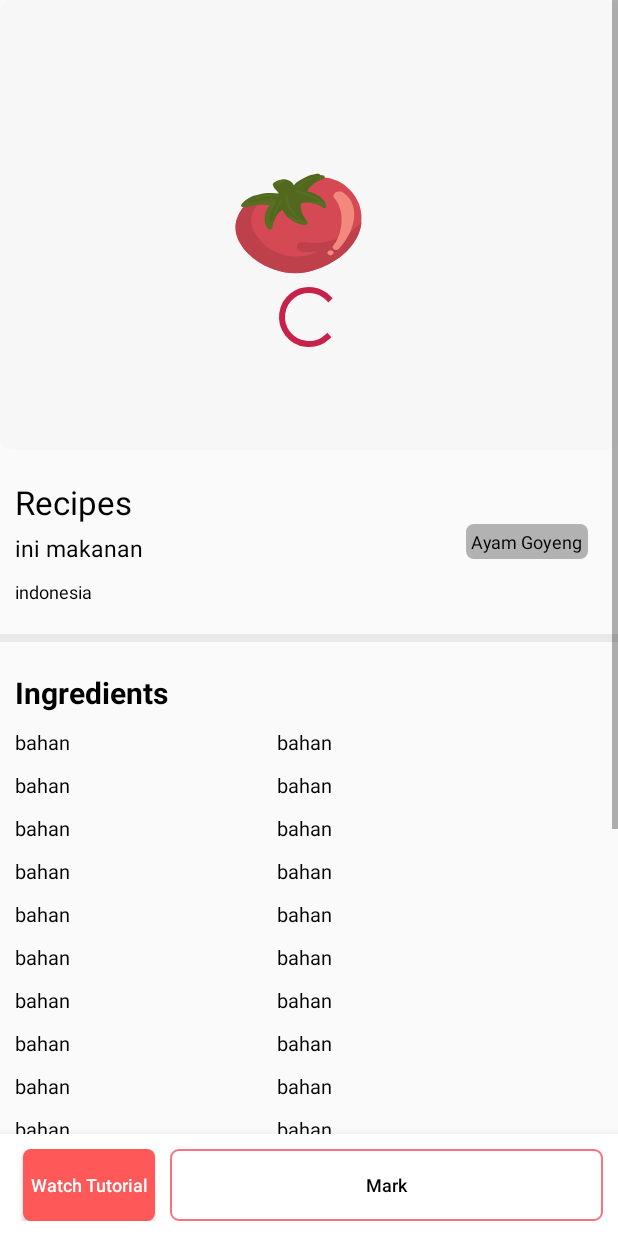
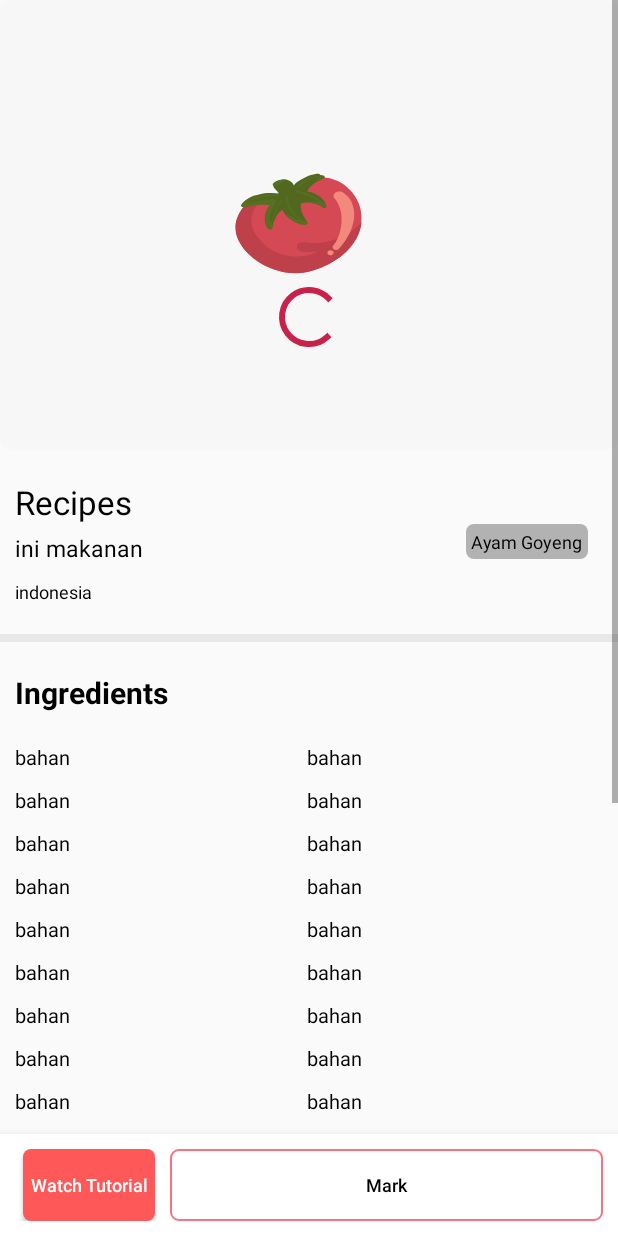
Before and after one commit to tomorisakura/ngerisepkuy, an Android app: the layout activity_popular.xml on its own in the app's theme, with its tools: preview values and no code run, on a phone screen of 412 x 824 dp. Run offline under Robolectric (Android 15) with nearby library versions, the phone set to English and light mode, and no system bars; plain views replace RoundRectView.

Commit message:
fix constraint in details and ingredient

```diff
--- a/app/src/main/java/com/grepi/ngerisep/view/ui/activity/SearchAdapter.kt
+++ b/app/src/main/java/com/grepi/ngerisep/view/ui/activity/SearchAdapter.kt
@@ -47,8 +47,9 @@ class SearchAdapter(var meal : ArrayList<Meal>) : RecyclerView.Adapter<SearchAda
         fun bind(m : Meal) {
             with(itemView) {
                 Glide.with(itemView.context).load(m.strMealThumb).placeholder(R.drawable.ic_tomat_placeholder_xx).into(food_img_search)
-                itemView.name_food_search.text = m.strMeal
-                itemView.setOnClickListener { onItemClickCallback?.onItemClicked(m) }
+                name_food_search.text = m.strMeal
+                category_food_search.text = m.strCategory
+                setOnClickListener { onItemClickCallback?.onItemClicked(m) }
             }
         }
     }
--- a/app/src/main/res/layout/activity_popular.xml
+++ b/app/src/main/res/layout/activity_popular.xml
@@ -23,8 +23,8 @@
                 app:layout_constraintEnd_toEndOf="parent"
                 app:layout_constraintStart_toStartOf="parent"
                 app:layout_constraintTop_toTopOf="parent"
-                app:shape_roundRect_topLeftRadius="30dp"
-                app:shape_roundRect_bottomRightRadius="30dp">
+                app:shape_roundRect_bottomRightRadius="30dp"
+                app:shape_roundRect_topLeftRadius="30dp">
 
                 <ImageView
                     android:id="@+id/img_dessert"
@@ -109,9 +109,11 @@
 
             <TextView
                 android:id="@+id/bahan_1"
-                android:layout_width="wrap_content"
+                android:layout_width="0dp"
                 android:layout_height="wrap_content"
-                android:layout_marginTop="10dp"
+                android:layout_marginTop="20dp"
+                android:layout_marginEnd="10dp"
+                android:singleLine="false"
                 android:textSize="13sp"
                 app:layout_constraintEnd_toStartOf="@+id/guideline"
                 app:layout_constraintHorizontal_bias="0.0"
@@ -121,23 +123,26 @@
 
             <TextView
                 android:id="@+id/bahan_2"
-                android:layout_width="wrap_content"
+                android:layout_width="0dp"
                 android:layout_height="wrap_content"
                 android:layout_marginTop="10dp"
+                android:layout_marginEnd="10dp"
+                android:singleLine="false"
                 android:textSize="13sp"
                 app:layout_constraintEnd_toStartOf="@+id/guideline"
-                app:layout_constraintHorizontal_bias="0.0"
                 app:layout_constraintStart_toStartOf="@+id/bahan_1"
                 app:layout_constraintTop_toBottomOf="@+id/bahan_1"
                 tools:text="bahan" />
 
             <TextView
                 android:id="@+id/bahan_3"
-                android:layout_width="wrap_content"
+                android:layout_width="0dp"
                 android:layout_height="wrap_content"
                 android:layout_marginTop="10dp"
+                android:layout_marginEnd="10dp"
+                android:singleLine="false"
                 android:textSize="13sp"
-                app:layout_constraintEnd_toStartOf="@+id/guideline"
+                app:layout_constraintEnd_toStartOf="@id/guideline"
                 app:layout_constraintHorizontal_bias="0.0"
                 app:layout_constraintStart_toStartOf="@+id/bahan_2"
                 app:layout_constraintTop_toBottomOf="@+id/bahan_2"
@@ -145,211 +150,222 @@
 
             <TextView
                 android:id="@+id/bahan_4"
-                android:layout_width="wrap_content"
+                android:layout_width="0dp"
                 android:layout_height="wrap_content"
                 android:layout_marginTop="10dp"
+                android:layout_marginEnd="10dp"
+                android:singleLine="false"
                 android:textSize="13sp"
-                app:layout_constraintEnd_toStartOf="@+id/guideline"
-                app:layout_constraintHorizontal_bias="0.0"
+                app:layout_constraintEnd_toStartOf="@id/guideline"
                 app:layout_constraintStart_toStartOf="@+id/bahan_3"
                 app:layout_constraintTop_toBottomOf="@+id/bahan_3"
                 tools:text="bahan" />
 
             <TextView
                 android:id="@+id/bahan_5"
-                android:layout_width="wrap_content"
+                android:layout_width="0dp"
                 android:layout_height="wrap_content"
                 android:layout_marginTop="10dp"
+                android:layout_marginEnd="10dp"
+                android:singleLine="false"
                 android:textSize="13sp"
-                app:layout_constraintEnd_toStartOf="@+id/guideline"
-                app:layout_constraintHorizontal_bias="0.0"
+                app:layout_constraintEnd_toStartOf="@id/guideline"
                 app:layout_constraintStart_toStartOf="@+id/bahan_4"
                 app:layout_constraintTop_toBottomOf="@+id/bahan_4"
                 tools:text="bahan" />
 
             <TextView
                 android:id="@+id/bahan6"
-                android:layout_width="wrap_content"
+                android:layout_width="0dp"
                 android:layout_height="wrap_content"
                 android:layout_marginTop="10dp"
+                android:layout_marginEnd="10dp"
+                android:singleLine="false"
                 android:textSize="13sp"
-                app:layout_constraintEnd_toStartOf="@+id/guideline"
-                app:layout_constraintHorizontal_bias="0.0"
+                app:layout_constraintEnd_toStartOf="@id/guideline"
                 app:layout_constraintStart_toStartOf="@+id/bahan_5"
                 app:layout_constraintTop_toBottomOf="@+id/bahan_5"
                 tools:text="bahan" />
 
             <TextView
                 android:id="@+id/bahan_7"
-                android:layout_width="wrap_content"
+                android:layout_width="0dp"
                 android:layout_height="wrap_content"
                 android:layout_marginTop="10dp"
+                android:layout_marginEnd="10dp"
+                android:singleLine="false"
                 android:textSize="13sp"
-                app:layout_constraintEnd_toStartOf="@+id/guideline"
-                app:layout_constraintHorizontal_bias="0.0"
+                app:layout_constraintEnd_toStartOf="@id/guideline"
                 app:layout_constraintStart_toStartOf="@+id/bahan6"
                 app:layout_constraintTop_toBottomOf="@+id/bahan6"
                 tools:text="bahan" />
 
             <TextView
                 android:id="@+id/bahan_8"
-                android:layout_width="wrap_content"
+                android:layout_width="0dp"
                 android:layout_height="wrap_content"
                 android:layout_marginTop="10dp"
+                android:layout_marginEnd="10dp"
+                android:singleLine="false"
                 android:textSize="13sp"
-                app:layout_constraintEnd_toStartOf="@+id/guideline"
-                app:layout_constraintHorizontal_bias="0.0"
+                app:layout_constraintEnd_toStartOf="@id/guideline"
                 app:layout_constraintStart_toStartOf="@+id/bahan_7"
                 app:layout_constraintTop_toBottomOf="@+id/bahan_7"
                 tools:text="bahan" />
 
             <TextView
                 android:id="@+id/bahan_9"
-                android:layout_width="wrap_content"
+                android:layout_width="0dp"
                 android:layout_height="wrap_content"
                 android:layout_marginTop="10dp"
+                android:layout_marginEnd="10dp"
+                android:singleLine="false"
                 android:textSize="13sp"
-                app:layout_constraintEnd_toStartOf="@+id/guideline"
-                app:layout_constraintHorizontal_bias="0.0"
+                app:layout_constraintEnd_toStartOf="@id/guideline"
                 app:layout_constraintStart_toStartOf="@+id/bahan_8"
                 app:layout_constraintTop_toBottomOf="@+id/bahan_8"
                 tools:text="bahan" />
 
             <TextView
                 android:id="@+id/bahan_10"
-                android:layout_width="wrap_content"
+                android:layout_width="0dp"
                 android:layout_height="wrap_content"
                 android:layout_marginTop="10dp"
+                android:layout_marginEnd="10dp"
+                android:singleLine="false"
                 android:textSize="13sp"
-                app:layout_constraintEnd_toStartOf="@+id/guideline"
-                app:layout_constraintHorizontal_bias="0.0"
+                app:layout_constraintEnd_toStartOf="@id/guideline"
                 app:layout_constraintStart_toStartOf="@+id/bahan_9"
                 app:layout_constraintTop_toBottomOf="@+id/bahan_9"
                 tools:text="bahan" />
 
+
             <TextView
                 android:id="@+id/bahan_11"
-                android:layout_width="wrap_content"
+                android:layout_width="0dp"
                 android:layout_height="wrap_content"
-                android:layout_marginTop="10dp"
+                android:singleLine="false"
                 android:textSize="13sp"
+                android:layout_marginEnd="5dp"
                 app:layout_constraintEnd_toEndOf="parent"
                 app:layout_constraintHorizontal_bias="0.0"
                 app:layout_constraintStart_toStartOf="@+id/guideline"
-                app:layout_constraintTop_toBottomOf="@+id/textView5"
+                app:layout_constraintTop_toTopOf="@+id/bahan_1"
                 tools:text="bahan" />
-
-            <androidx.constraintlayout.widget.Guideline
-                android:id="@+id/guideline"
-                android:layout_width="wrap_content"
-                android:layout_height="wrap_content"
-                android:orientation="vertical"
-                app:layout_constraintGuide_begin="185dp" />
 
             <TextView
                 android:id="@+id/bahan_12"
-                android:layout_width="wrap_content"
+                android:layout_width="0dp"
                 android:layout_height="wrap_content"
                 android:layout_marginTop="10dp"
+                android:singleLine="false"
                 android:textSize="13sp"
+                android:layout_marginEnd="5dp"
                 app:layout_constraintEnd_toEndOf="parent"
-                app:layout_constraintHorizontal_bias="0.0"
                 app:layout_constraintStart_toStartOf="@+id/bahan_11"
                 app:layout_constraintTop_toBottomOf="@+id/bahan_11"
                 tools:text="bahan" />
 
             <TextView
                 android:id="@+id/bahan_13"
-                android:layout_width="wrap_content"
+                android:layout_width="0dp"
                 android:layout_height="wrap_content"
                 android:layout_marginTop="10dp"
+                android:singleLine="false"
                 android:textSize="13sp"
+                android:layout_marginEnd="5dp"
                 app:layout_constraintEnd_toEndOf="parent"
-                app:layout_constraintHorizontal_bias="0.0"
                 app:layout_constraintStart_toStartOf="@+id/bahan_12"
                 app:layout_constraintTop_toBottomOf="@+id/bahan_12"
                 tools:text="bahan" />
 
             <TextView
                 android:id="@+id/bahan_14"
-                android:layout_width="wrap_content"
+                android:layout_width="0dp"
                 android:layout_height="wrap_content"
                 android:layout_marginTop="10dp"
+                android:singleLine="false"
                 android:textSize="13sp"
+                android:layout_marginEnd="5dp"
                 app:layout_constraintEnd_toEndOf="parent"
-                app:layout_constraintHorizontal_bias="0.0"
                 app:layout_constraintStart_toStartOf="@+id/bahan_13"
                 app:layout_constraintTop_toBottomOf="@+id/bahan_13"
                 tools:text="bahan" />
 
             <TextView
                 android:id="@+id/bahan_15"
-                android:layout_width="wrap_content"
+                android:layout_width="0dp"
                 android:layout_height="wrap_content"
                 android:layout_marginTop="10dp"
+                android:singleLine="false"
                 android:textSize="13sp"
+                android:layout_marginEnd="5dp"
                 app:layout_constraintEnd_toEndOf="parent"
-                app:layout_constraintHorizontal_bias="0.0"
                 app:layout_constraintStart_toStartOf="@+id/bahan_14"
                 app:layout_constraintTop_toBottomOf="@+id/bahan_14"
                 tools:text="bahan" />
 
             <TextView
                 android:id="@+id/bahan_16"
-                android:layout_width="wrap_content"
+                android:layout_width="0dp"
                 android:layout_height="wrap_content"
                 android:layout_marginTop="10dp"
+                android:singleLine="false"
                 android:textSize="13sp"
+                android:layout_marginEnd="5dp"
                 app:layout_constraintEnd_toEndOf="parent"
-                app:layout_constraintHorizontal_bias="0.0"
                 app:layout_constraintStart_toStartOf="@+id/bahan_15"
                 app:layout_constraintTop_toBottomOf="@+id/bahan_15"
                 tools:text="bahan" />
 
             <TextView
                 android:id="@+id/bahan_17"
-                android:layout_width="wrap_content"
+                android:layout_width="0dp"
                 android:layout_height="wrap_content"
                 android:layout_marginTop="10dp"
+                android:singleLine="false"
                 android:textSize="13sp"
-                app:layout_constraintEnd_toEndOf="parent"
-                app:layout_constraintHorizontal_bias="0.0"
-                app:layout_constraintStart_toStartOf="@+id/bahan_16"
+                android:layout_marginEnd="5dp"
+                app:layout_constraintEnd_toEndOf="@+id/bahan_16"
+                app:layout_constraintStart_toStartOf="@+id/guideline"
                 app:layout_constraintTop_toBottomOf="@+id/bahan_16"
                 tools:text="bahan" />
 
             <TextView
                 android:id="@+id/bahan_18"
-                android:layout_width="wrap_content"
+                android:layout_width="0dp"
                 android:layout_height="wrap_content"
                 android:layout_marginTop="10dp"
+                android:singleLine="false"
                 android:textSize="13sp"
+                android:layout_marginEnd="5dp"
                 app:layout_constraintEnd_toEndOf="parent"
-                app:layout_constraintHorizontal_bias="0.0"
                 app:layout_constraintStart_toStartOf="@+id/bahan_17"
                 app:layout_constraintTop_toBottomOf="@+id/bahan_17"
                 tools:text="bahan" />
 
             <TextView
                 android:id="@+id/bahan_19"
-                android:layout_width="wrap_content"
+                android:layout_width="0dp"
                 android:layout_height="wrap_content"
                 android:layout_marginTop="10dp"
+                android:singleLine="false"
                 android:textSize="13sp"
+                android:layout_marginEnd="5dp"
                 app:layout_constraintEnd_toEndOf="parent"
-                app:layout_constraintHorizontal_bias="0.0"
                 app:layout_constraintStart_toStartOf="@+id/bahan_18"
                 app:layout_constraintTop_toBottomOf="@+id/bahan_18"
                 tools:text="bahan" />
 
             <TextView
                 android:id="@+id/bahan_20"
-                android:layout_width="wrap_content"
+                android:layout_width="0dp"
                 android:layout_height="wrap_content"
                 android:layout_marginTop="10dp"
+                android:singleLine="false"
                 android:textSize="13sp"
+                android:layout_marginEnd="5dp"
                 app:layout_constraintEnd_toEndOf="parent"
-                app:layout_constraintHorizontal_bias="0.0"
                 app:layout_constraintStart_toStartOf="@+id/bahan_19"
                 app:layout_constraintTop_toBottomOf="@+id/bahan_19"
                 tools:text="bahan" />
@@ -358,7 +374,7 @@
                 android:id="@+id/view3"
                 android:layout_width="match_parent"
                 android:layout_height="5dp"
-                android:layout_marginTop="20dp"
+                android:layout_marginTop="50dp"
                 android:background="#E8E8E8"
                 app:layout_constraintEnd_toEndOf="parent"
                 app:layout_constraintStart_toStartOf="parent"
@@ -377,19 +393,27 @@
 
             <TextView
                 android:id="@+id/instruction_text"
-                android:layout_width="match_parent"
+                android:layout_width="0dp"
                 android:layout_height="wrap_content"
                 android:layout_marginStart="10dp"
                 android:layout_marginTop="20dp"
                 android:layout_marginEnd="10dp"
+                android:paddingBottom="100dp"
                 android:textSize="15sp"
-                android:paddingBottom="100dp"
                 app:layout_constraintEnd_toEndOf="parent"
                 app:layout_constraintStart_toStartOf="parent"
                 app:layout_constraintTop_toBottomOf="@id/textView6"
                 tools:text="Preheat oven to 350° F. Spray a 9x13-inch baking pan with non-stick spray.\r\nCombine soy sauce, ½ cup water, brown sugar, ginger and garlic in a small saucepan and cover. Bring to a boil over medium heat. Remove lid and cook for one minute once boiling.\r\nMeanwhile, stir together the corn starch and 2 tablespoons of water in a separate dish until smooth. Once sauce is boiling, add mixture to the saucepan and stir to combine. Cook until the sauce starts to thicken then remove from heat.\r\nPlace the chicken breasts in the prepared pan. Pour one cup of the sauce over top of chicken. Place chicken in oven and bake 35 minutes or until cooked through. Remove from oven" />
+
+            <androidx.constraintlayout.widget.Guideline
+                android:id="@+id/guideline"
+                android:layout_width="wrap_content"
+                android:layout_height="wrap_content"
+                android:orientation="vertical"
+                app:layout_constraintGuide_begin="205dp" />
         </androidx.constraintlayout.widget.ConstraintLayout>
     </ScrollView>
+
     <LinearLayout
         android:layout_width="match_parent"
         android:layout_height="wrap_content"
--- a/app/src/main/res/layout/activity_search.xml
+++ b/app/src/main/res/layout/activity_search.xml
@@ -11,9 +11,9 @@
     <androidx.recyclerview.widget.RecyclerView
         android:layout_marginTop="10dp"
         android:layout_width="match_parent"
+        android:layout_height="match_parent"
+        android:id="@+id/rv_search"
         android:layout_marginStart="8dp"
-        android:layout_height="wrap_content"
-        android:id="@+id/rv_search"
         tools:listitem="@layout/list_item_search"/>
 
 </RelativeLayout>
```
Also changed, not shown: app/src/main/AndroidManifest.xml (+4 -3 lines), app/src/main/java/com/grepi/ngerisep/view/ui/activity/PopularActivity.kt (+20 -20 lines), app/src/main/res/layout/list_item_search.xml (+9 -2 lines).
